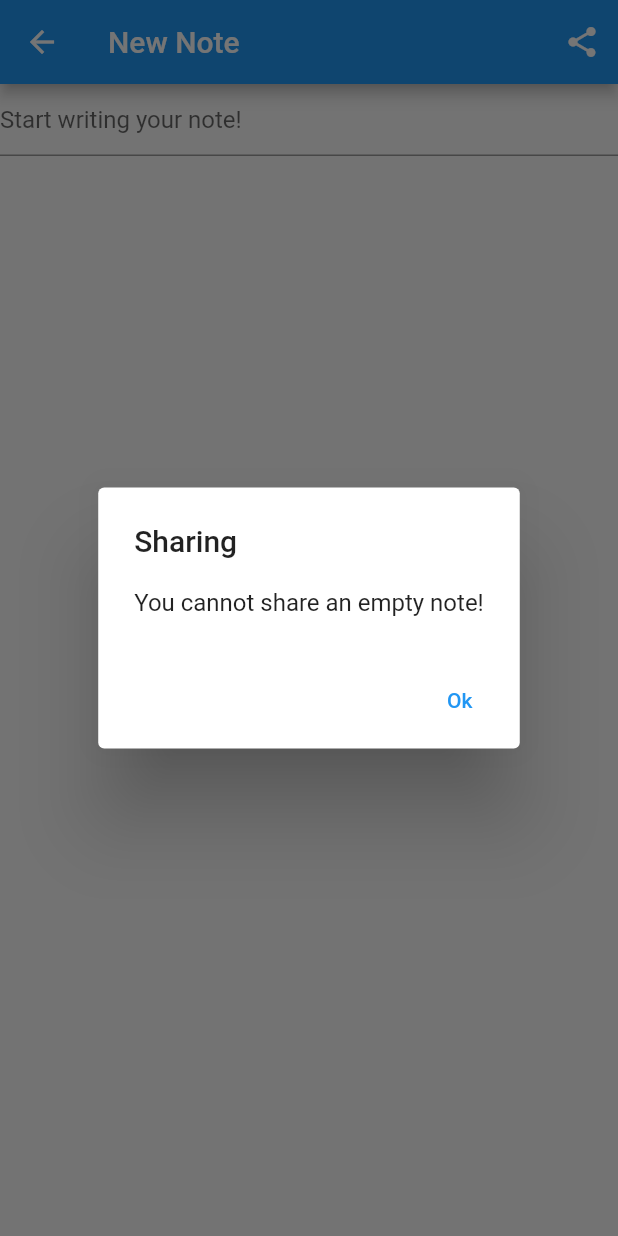
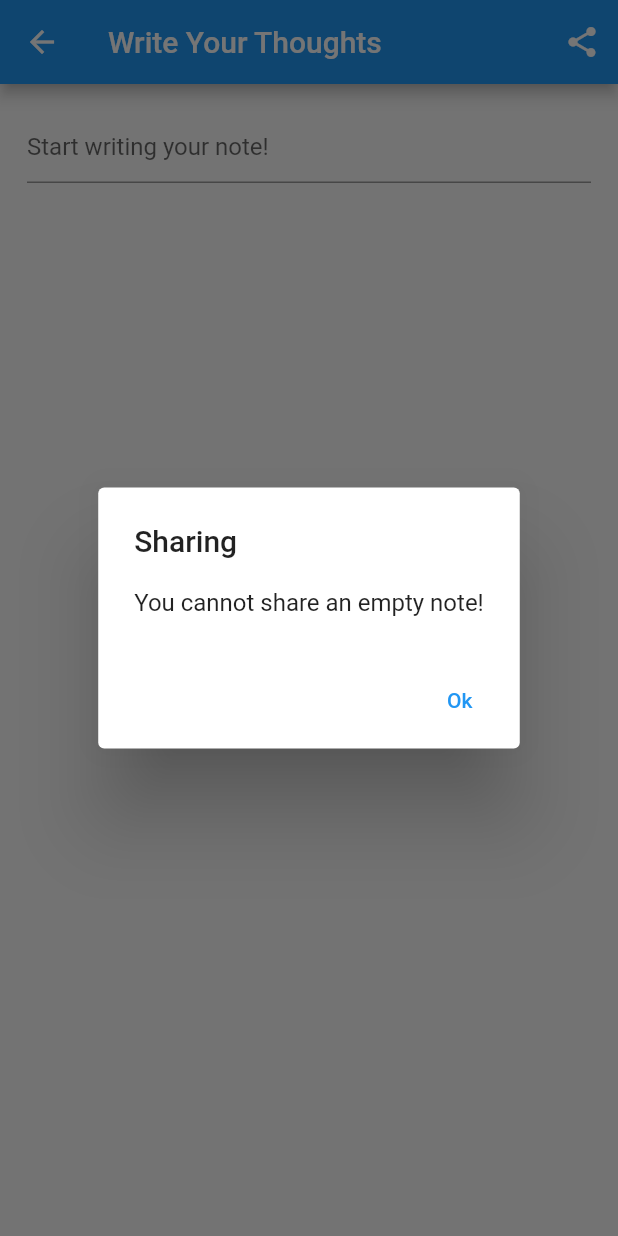
Before and after one commit to MPrimo8/mynotes_flutter, a Flutter app: the CreateUpdateNoteView screen opened by its route, after a tap on the "share" icon, on a phone screen of 412 x 824 dp. Run offline on Flutter 3.47's test engine with Material 2 defaults, Android fonts, the phone set to English and light mode, and no system bars; our stand-ins replace bloc, cloud_firestore, equatable, firebase_auth, firebase_core, flutter_bloc and 1 more; accounts and stored records are empty.

Commit message:
small modification to create note view

```diff
--- a/lib/views/notes/create_update_note_view.dart
+++ b/lib/views/notes/create_update_note_view.dart
@@ -88,7 +88,7 @@ class _CreateUpdateNoteViewState extends State<CreateUpdateNoteView> {
   Widget build(BuildContext context) {
     return Scaffold(
         appBar: AppBar(
-          title: const Text('New Note'),
+          title: const Text('Write Your Thoughts'),
           actions: [
             IconButton(
               onPressed: () async {
@@ -103,7 +103,9 @@ class _CreateUpdateNoteViewState extends State<CreateUpdateNoteView> {
             )
           ],
         ),
-        body: FutureBuilder(
+        body: Padding(
+          padding: const EdgeInsets.all(18.0),
+          child: FutureBuilder(
             future: createOrGetExistingNote(context),
             builder: (context, snapshot) {
               switch (snapshot.connectionState) {
@@ -120,6 +122,7 @@ class _CreateUpdateNoteViewState extends State<CreateUpdateNoteView> {
                   return const CircularProgressIndicator();
               }
             },
+          ),
         ));
   }
 }
```
Lines whose indentation alone changed are shown as unchanged.
